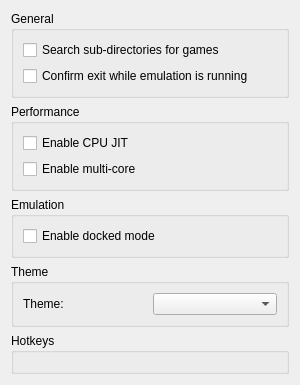
Old version of the form src/yuzu/configuration/configure_general.ui in the repository yuzu-emu-mirror/yuzu.
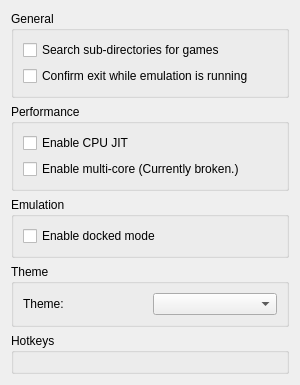
New version of the form. Custom widgets are drawn as their Qt base class.

Commit message: Add (Currently broken.)

```diff
--- a/src/yuzu/configuration/configure_general.ui
+++ b/src/yuzu/configuration/configure_general.ui
@@ -61,7 +61,7 @@
           <item>
            <widget class="QCheckBox" name="use_multi_core">
             <property name="text">
-             <string>Enable multi-core</string>
+             <string>Enable multi-core (Currently broken.)</string>
             </property>
            </widget>
           </item>
```
